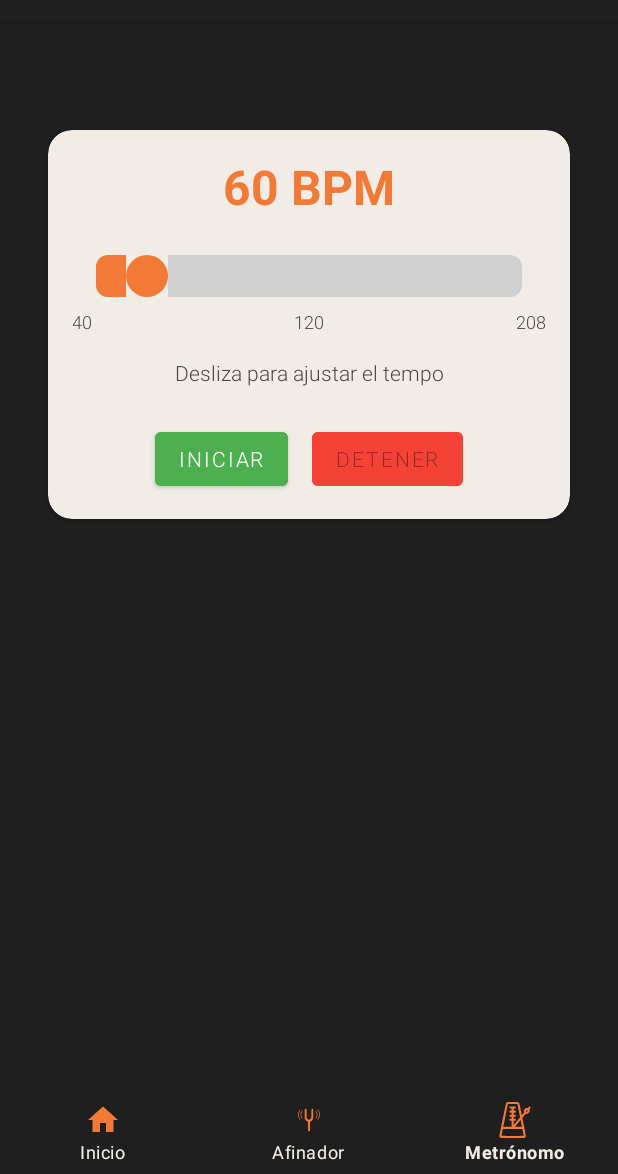
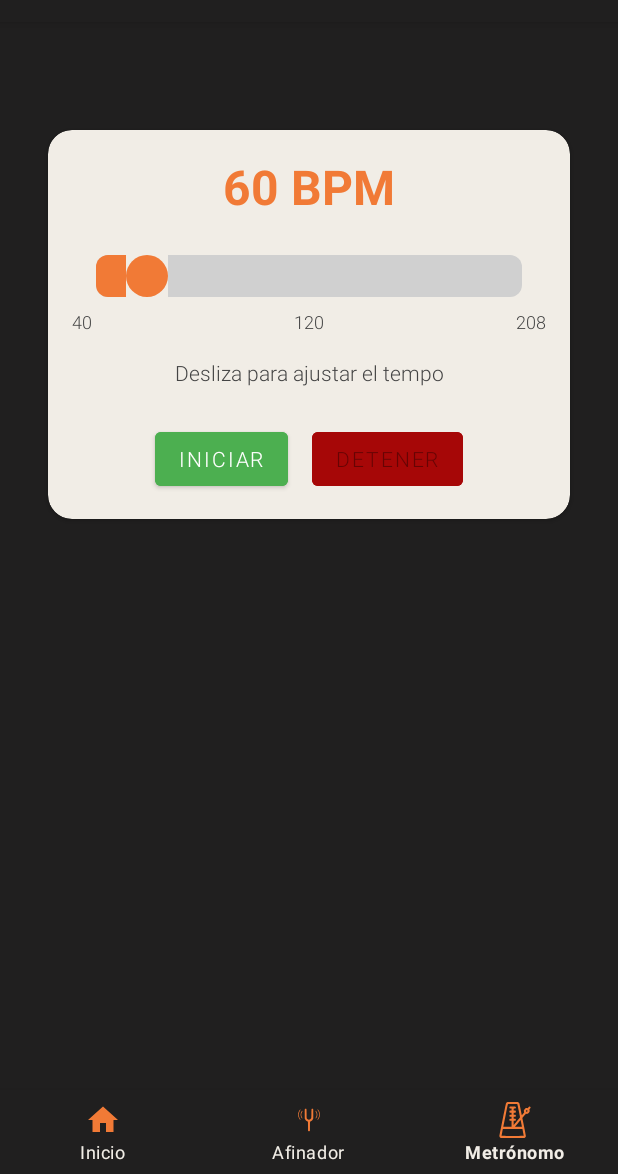
Before and after one commit to emontesadraz/MelodiqAndroid, an Android app: the MetronomeFragment screen opened through its navigation route, on a phone screen of 412 x 824 dp, the part 62-1236 px from its top. Run offline under Robolectric (Android 15) with nearby library versions, the phone set to English and light mode, and no system bars; our stand-ins replace navigation-ui.

Commit message:
Cambio de color pequeño

```diff
--- a/app/src/main/res/layout/fragment_metronome.xml
+++ b/app/src/main/res/layout/fragment_metronome.xml
@@ -108,7 +108,7 @@
                                 android:id="@+id/stopButton"
                                 android:layout_width="wrap_content"
                                 android:layout_height="wrap_content"
-                                android:backgroundTint="#F44336"
+                                android:backgroundTint="@color/stop_color"
                                 android:enabled="false"
                                 android:fontFamily="sans-serif-light"
                                 android:text="Detener" />
```
